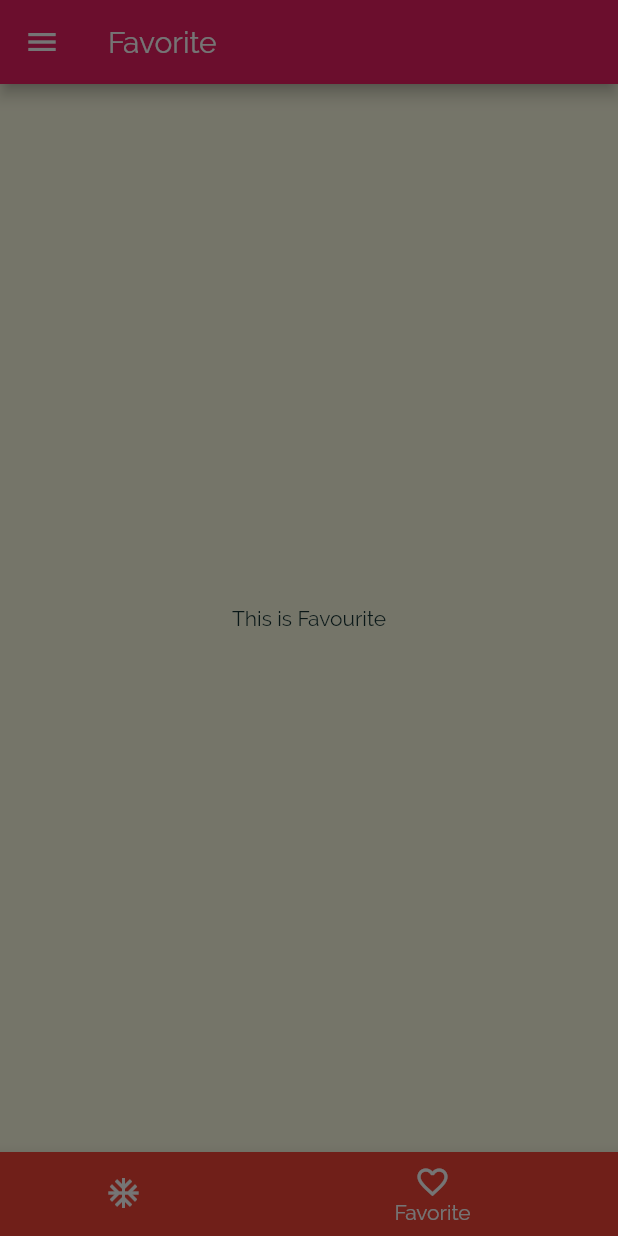
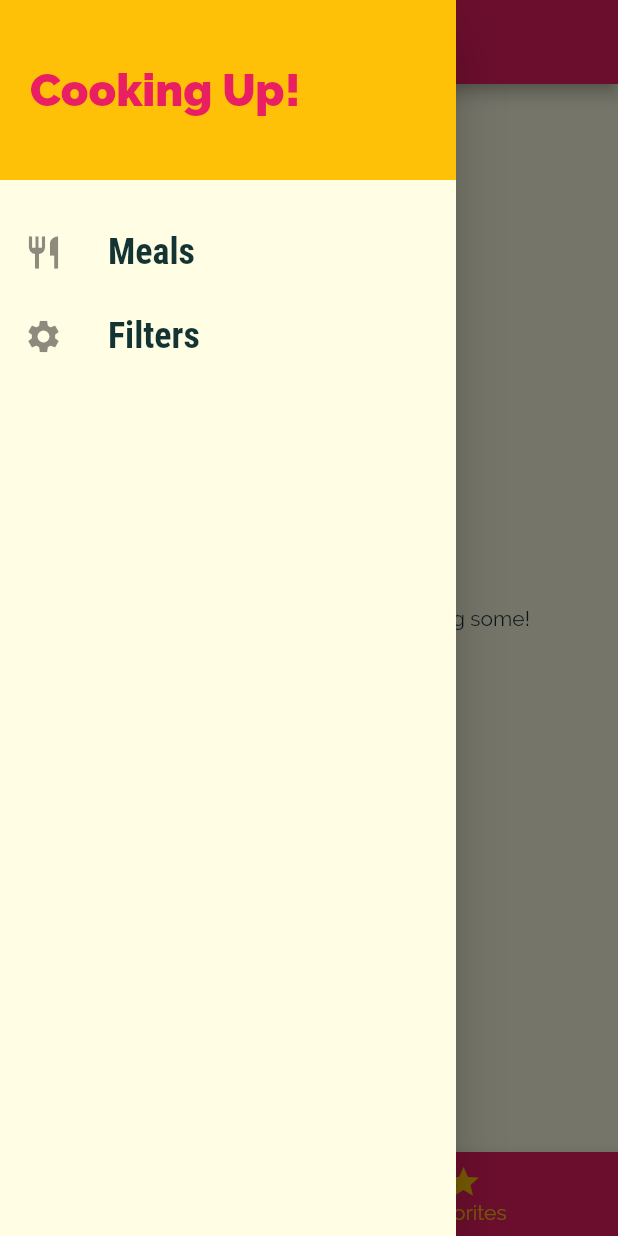
Before and after one commit to susantimilsina/mealapp, a Flutter app: the screen it shows after launch, item 2 of the bottom bar chosen, with the side drawer open, on a phone screen of 412 x 824 dp. Run offline on Flutter 3.47's test engine with Material 2 defaults, Android fonts, the phone set to English and light mode, and no system bars.

Commit message:
Final Commit

```diff
--- a/lib/main.dart
+++ b/lib/main.dart
@@ -1,12 +1,72 @@
 import 'package:flutter/material.dart';
-import 'package:mealapp/screens/tab_screen.dart';
 
+import './dummy_data.dart';
+import './screens/tabs_screen.dart';
 import './screens/meal_detail_screen.dart';
 import './screens/category_meals_screen.dart';
+import './screens/filters_screen.dart';
 import './screens/categories_screen.dart';
+import './models/meal.dart';
+
 void main() => runApp(MyApp());
 
-class MyApp extends StatelessWidget {
+class MyApp extends StatefulWidget {
+  @override
+  _MyAppState createState() => _MyAppState();
+}
+
+class _MyAppState extends State<MyApp> {
+  Map<String, bool> _filters = {
+    'gluten': false,
+    'lactose': false,
+    'vegan': false,
+    'vegetarian': false,
+  };
+  List<Meal> _availableMeals = DUMMY_MEALS;
+  List<Meal> _favoriteMeals = [];
+
+  void _setFilters(Map<String, bool> filterData) {
+    setState(() {
+      _filters = filterData;
+
+      _availableMeals = DUMMY_MEALS.where((meal) {
+        if (_filters['gluten'] && !meal.isGlutenFree) {
+          return false;
+        }
+        if (_filters['lactose'] && !meal.isLactoseFree) {
+          return false;
+        }
+        if (_filters['vegan'] && !meal.isVegan) {
+          return false;
+        }
+        if (_filters['vegetarian'] && !meal.isVegetarian) {
+          return false;
+        }
+        return true;
+      }).toList();
+    });
+  }
+
+  void _toggleFavorite(String mealId) {
+    final existingIndex =
+        _favoriteMeals.indexWhere((meal) => meal.id == mealId);
+    if (existingIndex >= 0) {
+      setState(() {
+        _favoriteMeals.removeAt(existingIndex);
+      });
+    } else {
+      setState(() {
+        _favoriteMeals.add(
+          DUMMY_MEALS.firstWhere((meal) => meal.id == mealId),
+        );
+      });
+    }
+  }
+
+  bool _isMealFavorite(String id) {
+    return _favoriteMeals.any((meal) => meal.id == id);
+  }
+
   @override
   Widget build(BuildContext context) {
     return MaterialApp(
@@ -30,24 +90,28 @@ class MyApp extends StatelessWidget {
             )),
       ),
       // home: CategoriesScreen(),
-      // initialRoute: '/', // default is '/'
+      initialRoute: '/', // default is '/'
       routes: {
-        '/': (ctx) => Tab_screen(),
-        CategoryMealsScreen.routeName: (ctx) => CategoryMealsScreen(),
-        MealDetailScreen.routeName: (ctx) => MealDetailScreen(),
+        '/': (ctx) => TabsScreen(_favoriteMeals),
+        CategoryMealsScreen.routeName: (ctx) =>
+            CategoryMealsScreen(_availableMeals),
+        MealDetailScreen.routeName: (ctx) => MealDetailScreen(_toggleFavorite, _isMealFavorite),
+        FiltersScreen.routeName: (ctx) => FiltersScreen(_filters, _setFilters),
       },
-      // onGenerateRoute: (settings) {
-      //   print(settings.arguments);
-      //   // if (settings.name == '/meal-detail') {
-      //   //   return ...;
-      //   // } else if (settings.name == '/something-else') {
-      //   //   return ...;
-      //   // }
-      //   // return MaterialPageRoute(builder: (ctx) => CategoriesScreen(),);
-      // },
-      // onUnknownRoute: (settings) {
-      //   return MaterialPageRoute(builder: (ctx) => CategoriesScreen(),);
-      // },
+      onGenerateRoute: (settings) {
+        print(settings.arguments);
+        // if (settings.name == '/meal-detail') {
+        //   return ...;
+        // } else if (settings.name == '/something-else') {
+        //   return ...;
+        // }
+        // return MaterialPageRoute(builder: (ctx) => CategoriesScreen(),);
+      },
+      onUnknownRoute: (settings) {
+        return MaterialPageRoute(
+          builder: (ctx) => CategoriesScreen(),
+        );
+      },
     );
   }
 }
--- /dev/null
+++ b/lib/screens/favorites_screen.dart
@@ -0,0 +1,33 @@
+import 'package:flutter/material.dart';
+
+import '../models/meal.dart';
+import '../widgets/meal_item.dart';
+
+class FavoritesScreen extends StatelessWidget {
+  final List<Meal> favoriteMeals;
+
+  FavoritesScreen(this.favoriteMeals);
+
+  @override
+  Widget build(BuildContext context) {
+    if (favoriteMeals.isEmpty) {
+      return Center(
+        child: Text('You have no favorites yet - start adding some!'),
+      );
+    } else {
+      return ListView.builder(
+        itemBuilder: (ctx, index) {
+          return MealItem(
+            id: favoriteMeals[index].id,
+            title: favoriteMeals[index].title,
+            imageUrl: favoriteMeals[index].imageUrl,
+            duration: favoriteMeals[index].duration,
+            affordability: favoriteMeals[index].affordability,
+            complexity: favoriteMeals[index].complexity,
+          );
+        },
+        itemCount: favoriteMeals.length,
+      );
+    }
+  }
+}
--- a/lib/screens/tab_screen.dart
+++ b/lib/screens/tab_screen.dart
@@ -1,6 +1,7 @@
 import 'package:flutter/material.dart';
 import 'package:mealapp/screens/categories_screen.dart';
 import 'package:mealapp/screens/fav_screen.dart';
+import 'package:mealapp/widgets/main_drawer.dart';
 
 class Tab_screen extends StatefulWidget {
   const Tab_screen({Key key}) : super(key: key);
@@ -42,7 +43,7 @@ class _Tab_screenState extends State<Tab_screen> {
               icon: Icon(Icons.favorite_border), title: Text("Favorite"))
         ],
       ),
-      drawer: Container(),
+      drawer: MainDrawer(),
     );
   }
 }
--- /dev/null
+++ b/lib/screens/tabs_screen.dart
@@ -0,0 +1,72 @@
+import 'package:flutter/material.dart';
+
+import '../widgets/main_drawer.dart';
+import './favorites_screen.dart';
+import './categories_screen.dart';
+import '../models/meal.dart';
+
+class TabsScreen extends StatefulWidget {
+  final List<Meal> favoriteMeals;
+
+  TabsScreen(this.favoriteMeals);
+
+  @override
+  _TabsScreenState createState() => _TabsScreenState();
+}
+
+class _TabsScreenState extends State<TabsScreen> {
+  List<Map<String, Object>> _pages;
+  int _selectedPageIndex = 0;
+
+  @override
+  void initState() {
+    _pages = [
+      {
+        'page': CategoriesScreen(),
+        'title': 'Categories',
+      },
+      {
+        'page': FavoritesScreen(widget.favoriteMeals),
+        'title': 'Your Favorite',
+      },
+    ];
+    super.initState();
+  }
+
+  void _selectPage(int index) {
+    setState(() {
+      _selectedPageIndex = index;
+    });
+  }
+
+  @override
+  Widget build(BuildContext context) {
+    return Scaffold(
+      appBar: AppBar(
+        title: Text(_pages[_selectedPageIndex]['title']),
+      ),
+      drawer: MainDrawer(),
+      body: _pages[_selectedPageIndex]['page'],
+      bottomNavigationBar: BottomNavigationBar(
+        onTap: _selectPage,
+        backgroundColor: Theme.of(context).primaryColor,
+        unselectedItemColor: Colors.white,
+        selectedItemColor: Theme.of(context).accentColor,
+        currentIndex: _selectedPageIndex,
+        // type: BottomNavigationBarType.fixed,
+        items: [
+          BottomNavigationBarItem(
+            backgroundColor: Theme.of(context).primaryColor,
+            icon: Icon(Icons.category),
+            title: Text('Categories'),
+          ),
+          BottomNavigationBarItem(
+            backgroundColor: Theme.of(context).primaryColor,
+            icon: Icon(Icons.star),
+            title: Text('Favorites'),
+          ),
+        ],
+      ),
+    );
+  }
+}
--- /dev/null
+++ b/lib/widgets/main_drawer.dart
@@ -0,0 +1,56 @@
+import 'package:flutter/material.dart';
+
+import '../screens/filters_screen.dart';
+
+class MainDrawer extends StatelessWidget {
+  Widget buildListTile(String title, IconData icon, Function tapHandler) {
+    return ListTile(
+      leading: Icon(
+        icon,
+        size: 26,
+      ),
+      title: Text(
+        title,
+        style: TextStyle(
+          fontFamily: 'RobotoCondensed',
+          fontSize: 24,
+          fontWeight: FontWeight.bold,
+        ),
+      ),
+      onTap: tapHandler,
+    );
+  }
+
+  @override
+  Widget build(BuildContext context) {
+    return Drawer(
+      child: Column(
+        children: <Widget>[
+          Container(
+            height: 120,
+            width: double.infinity,
+            padding: EdgeInsets.all(20),
+            alignment: Alignment.centerLeft,
+            color: Theme.of(context).accentColor,
+            child: Text(
+              'Cooking Up!',
+              style: TextStyle(
+                  fontWeight: FontWeight.w900,
+                  fontSize: 30,
+                  color: Theme.of(context).primaryColor),
+            ),
+          ),
+          SizedBox(
+            height: 20,
+          ),
+          buildListTile('Meals', Icons.restaurant, () {
+            Navigator.of(context).pushReplacementNamed('/');
+          }),
+          buildListTile('Filters', Icons.settings, () {
+            Navigator.of(context).pushReplacementNamed(FiltersScreen.routeName);
+          }),
+        ],
+      ),
+    );
+  }
+}
--- a/pubspec.yaml
+++ b/pubspec.yaml
@@ -28,7 +28,8 @@ dependencies:
   # The following adds the Cupertino Icons font to your application.
   # Use with the CupertinoIcons class for iOS style icons.
   cupertino_icons: ^1.0.2
-
+  font_awesome_flutter:
+  url_launcher:
 dev_dependencies:
   flutter_test:
     sdk: flutter
```
Also changed, not shown: lib/categories_screen.dart (added, +33 -0 lines), lib/category_item.dart (added, +48 -0 lines), lib/category_meals_screen.dart (added, +27 -0 lines), lib/screens/categories_screen.dart (+4 -4 lines), lib/screens/category_meals_screen.dart (+48 -21 lines), lib/screens/filter_screen.dart (added, +41 -0 lines), lib/screens/filters_screen.dart (added, +136 -0 lines), lib/screens/meal_detail_screen.dart (+11 -0 lines), lib/widgets/meal_item.dart (+51 -31 lines), pubspec.lock, 7 other files.
